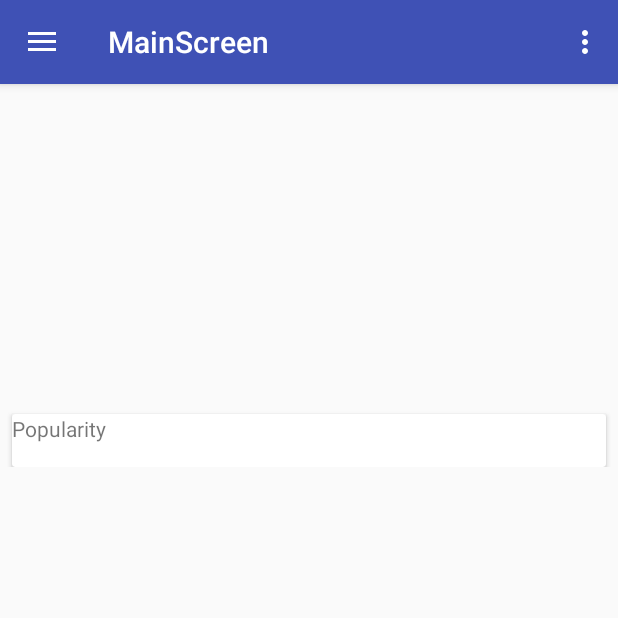
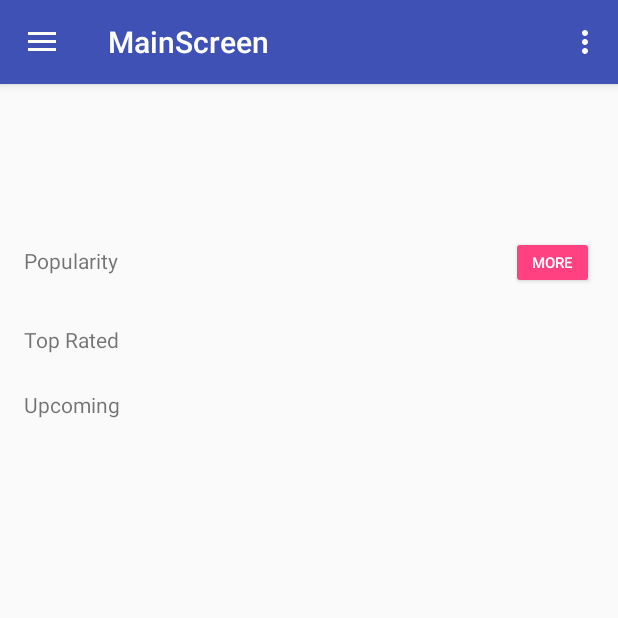
Before and after one commit to RMADevelop/FilmsClient, an Android app: the fragment Main placed in its activity, on a phone screen of 412 x 824 dp, the top half of it. Run offline under Robolectric (Android 15) with nearby library versions, the phone set to English and light mode, and no system bars; our stand-ins replace Room's generated code, RxJava; network calls fail; pictures from the network do not load.

Commit message:
fix layout main

```diff
--- a/app/src/main/java/com/example/roma/filmsclient/data/source/DataSource.java
+++ b/app/src/main/java/com/example/roma/filmsclient/data/source/DataSource.java
@@ -20,6 +20,10 @@ public interface DataSource {
 
     Single<Movie> loadPopular();
 
+    Single<Movie> loadTopRated();
+
+    Single<Movie> loadUpcoming();
+
     Maybe<FilmDetail> getFilmInfo(int id);
 
     Single<Movie> loadRecommended(int id);
--- a/app/src/main/java/com/example/roma/filmsclient/data/source/Repository.java
+++ b/app/src/main/java/com/example/roma/filmsclient/data/source/Repository.java
@@ -57,6 +57,16 @@ public class Repository implements DataSource {
     }
 
     @Override
+    public Single<Movie> loadTopRated() {
+        return remote.loadTopRated();
+    }
+
+    @Override
+    public Single<Movie> loadUpcoming() {
+        return remote.loadUpcoming();
+    }
+
+    @Override
     public Maybe<FilmDetail> getFilmInfo(int id) {
         return Maybe.concat(
                 local.getFilmInfo(id),
--- a/app/src/main/java/com/example/roma/filmsclient/data/source/local/LocalSource.java
+++ b/app/src/main/java/com/example/roma/filmsclient/data/source/local/LocalSource.java
@@ -43,6 +43,16 @@ public class LocalSource implements DataSource {
     }
 
     @Override
+    public Single<Movie> loadTopRated() {
+        return null;
+    }
+
+    @Override
+    public Single<Movie> loadUpcoming() {
+        return null;
+    }
+
+    @Override
     public Maybe<FilmDetail> getFilmInfo(int id) {
         Log.v("remoteLocal", "getLocal");
         return dao.getFilmInfo(id);
--- a/app/src/main/java/com/example/roma/filmsclient/data/source/remote/RemoteSource.java
+++ b/app/src/main/java/com/example/roma/filmsclient/data/source/remote/RemoteSource.java
@@ -56,6 +56,18 @@ public class RemoteSource implements DataSource {
     }
 
     @Override
+    public Single<Movie> loadTopRated() {
+        return retrofit.create(Server.class)
+                .getTopRated();
+    }
+
+    @Override
+    public Single<Movie> loadUpcoming() {
+        return retrofit.create(Server.class)
+                .getUpcoming();
+    }
+
+    @Override
     public Maybe<FilmDetail> getFilmInfo(int id) {
 
         Log.v("remoteLocal", "fetch film");
--- a/app/src/main/java/com/example/roma/filmsclient/fclient/main/main/Main.java
+++ b/app/src/main/java/com/example/roma/filmsclient/fclient/main/main/Main.java
@@ -18,7 +18,6 @@ import com.example.roma.filmsclient.fclient.main.main.adapters.ViewPagerAdapter;
 import com.example.roma.filmsclient.pojo.Result;
 import com.example.roma.filmsclient.utils.Injection;
 
-import java.util.Collection;
 import java.util.Collections;
 import java.util.List;
 
@@ -36,7 +35,19 @@ public class Main extends Fragment implements MainContract.View {
         }
     };
 
-    private MainContract.RecyclerViewListener listenerRV = new MainContract.RecyclerViewListener() {
+    private MainContract.RecyclerViewListener listenerPopular = new MainContract.RecyclerViewListener() {
+        @Override
+        public void itemClick(int id) {
+            presenter.setFilmForActivity(id);
+        }
+    };
+    private MainContract.RecyclerViewListener listenerTopRated = new MainContract.RecyclerViewListener() {
+        @Override
+        public void itemClick(int id) {
+            presenter.setFilmForActivity(id);
+        }
+    };
+    private MainContract.RecyclerViewListener listenerUpcoming = new MainContract.RecyclerViewListener() {
         @Override
         public void itemClick(int id) {
             presenter.setFilmForActivity(id);
@@ -48,8 +59,13 @@ public class Main extends Fragment implements MainContract.View {
     private ViewPagerAdapter adapter;
 
     private RecyclerView popularityRecycler;
+    private RecyclerView topRatedRecycler;
+    private RecyclerView upcommingRecycler;
+
 
     private AdapterPopularityRecyclerView adapterPopularity;
+    private AdapterPopularityRecyclerView adapterTopRated;
+    private AdapterPopularityRecyclerView adapterUpcoming;
 
     public Main() {
         // Required empty public constructor
@@ -64,6 +80,8 @@ public class Main extends Fragment implements MainContract.View {
         presenter = new MainPresenter(Injection.provideRepository(getActivity()), this);
         initViewPager(view);
         initPopularity(view);
+        initTopRated(view);
+        initUpcomming(view);
         presenter.subscribe();
         return view;
     }
@@ -72,13 +90,32 @@ public class Main extends Fragment implements MainContract.View {
     public void onStart() {
         super.onStart();
         presenter.getPopular();
+        presenter.getTopRated();
+        presenter.getUpcoming();
     }
+
+    private void initTopRated(View view) {
+        topRatedRecycler = (RecyclerView) view.findViewById(R.id.top_rated_recycler);
+        topRatedRecycler.setLayoutManager(new LinearLayoutManager(getContext(), LinearLayoutManager.HORIZONTAL, false));
+
+        adapterTopRated = new AdapterPopularityRecyclerView(getContext(), Collections.<Result>emptyList(), listenerTopRated);
+        topRatedRecycler.setAdapter(adapterTopRated);
+    }
+
+    private void initUpcomming(View view) {
+        upcommingRecycler = (RecyclerView) view.findViewById(R.id.upcoming_recycler);
+        upcommingRecycler.setLayoutManager(new LinearLayoutManager(getContext(), LinearLayoutManager.HORIZONTAL, false));
+
+        adapterUpcoming = new AdapterPopularityRecyclerView(getContext(), Collections.<Result>emptyList(), listenerUpcoming);
+        upcommingRecycler.setAdapter(adapterUpcoming);
+    }
+
 
     private void initPopularity(View view) {
         popularityRecycler = (RecyclerView) view.findViewById(R.id.popularity_recycler);
         popularityRecycler.setLayoutManager(new LinearLayoutManager(getContext(), LinearLayoutManager.HORIZONTAL, false));
 
-        adapterPopularity = new AdapterPopularityRecyclerView(getContext(), Collections.<Result>emptyList(), listenerRV);
+        adapterPopularity = new AdapterPopularityRecyclerView(getContext(), Collections.<Result>emptyList(), listenerPopular);
         popularityRecycler.setAdapter(adapterPopularity);
     }
 
@@ -128,4 +165,14 @@ public class Main extends Fragment implements MainContract.View {
     public void showPopular(List<Result> films) {
         adapterPopularity.setList(films);
     }
+
+    @Override
+    public void showTopRated(List<Result> films) {
+        adapterTopRated.setList(films);
+    }
+
+    @Override
+    public void showUpcoming(List<Result> films) {
+        adapterUpcoming.setList(films);
+    }
 }
--- a/app/src/main/java/com/example/roma/filmsclient/fclient/main/main/MainContract.java
+++ b/app/src/main/java/com/example/roma/filmsclient/fclient/main/main/MainContract.java
@@ -17,6 +17,10 @@ public interface MainContract {
         void startActivity(int id);
 
         void showPopular(List<Result> films);
+
+        void showTopRated(List<Result> films);
+
+        void showUpcoming(List<Result> films);
     }
 
     interface Presenter extends BasePresenter {
@@ -24,6 +28,10 @@ public interface MainContract {
         void setFilmForActivity(int position);
 
         void getPopular();
+
+        void getTopRated();
+
+        void getUpcoming();
     }
 
     interface MainListener {
@@ -34,7 +42,7 @@ public interface MainContract {
         void setPosition(int id);
     }
 
-    interface RecyclerViewListener{
+    interface RecyclerViewListener {
         void itemClick(int id);
     }
 }
--- a/app/src/main/java/com/example/roma/filmsclient/fclient/main/main/MainPresenter.java
+++ b/app/src/main/java/com/example/roma/filmsclient/fclient/main/main/MainPresenter.java
@@ -54,7 +54,7 @@ public class MainPresenter implements MainContract.Presenter {
 
     @Override
     public void setFilmForActivity(int position) {
-        view.startActivity(popularFilms.get(position).getId());
+        view.startActivity(position);
     }
 
     @Override
@@ -82,4 +82,52 @@ public class MainPresenter implements MainContract.Presenter {
                 });
 
     }
+
+    @Override
+    public void getTopRated() {
+        repository.loadTopRated()
+                .subscribeOn(Schedulers.io())
+                .map(new Function<Movie, List<Result>>() {
+                    @Override
+                    public List<Result> apply(@NonNull Movie movie) throws Exception {
+                        return movie.getResults();
+                    }
+                })
+                .observeOn(AndroidSchedulers.mainThread())
+                .subscribeWith(new DisposableSingleObserver<List<Result>>() {
+                    @Override
+                    public void onSuccess(@NonNull List<Result> results) {
+                        view.showTopRated(results);
+                    }
+
+                    @Override
+                    public void onError(@NonNull Throwable e) {
+                        e.printStackTrace();
+                    }
+                });
+    }
+
+    @Override
+    public void getUpcoming() {
+        repository.loadUpcoming()
+                .subscribeOn(Schedulers.io())
+                .map(new Function<Movie, List<Result>>() {
+                    @Override
+                    public List<Result> apply(@NonNull Movie movie) throws Exception {
+                        return movie.getResults();
+                    }
+                })
+                .observeOn(AndroidSchedulers.mainThread())
+                .subscribeWith(new DisposableSingleObserver<List<Result>>() {
+                    @Override
+                    public void onSuccess(@NonNull List<Result> results) {
+                        view.showUpcoming(results);
+                    }
+
+                    @Override
+                    public void onError(@NonNull Throwable e) {
+                        e.printStackTrace();
+                    }
+                });
+    }
 }
--- a/app/src/main/java/com/example/roma/filmsclient/fclient/main/main/adapters/AdapterPopularityRecyclerView.java
+++ b/app/src/main/java/com/example/roma/filmsclient/fclient/main/main/adapters/AdapterPopularityRecyclerView.java
@@ -62,7 +62,7 @@ public class AdapterPopularityRecyclerView extends RecyclerView.Adapter<AdapterP
             itemView.setOnClickListener(new View.OnClickListener() {
                 @Override
                 public void onClick(View v) {
-                    listener.itemClick(getAdapterPosition());
+                    listener.itemClick(films.get(getAdapterPosition()).getId());
                 }
             });
         }
--- a/app/src/main/java/com/example/roma/filmsclient/retrofit/Server.java
+++ b/app/src/main/java/com/example/roma/filmsclient/retrofit/Server.java
@@ -38,6 +38,15 @@ public interface Server {
     @GET("movie/now_playing?api_key=0a94b53a493baafc9c1434714336e957&language=en-US&page=1")
     Single<Movie> getMovie();
 
+    @GET("movie/popular?api_key=0a94b53a493baafc9c1434714336e957&language=en-US&page=1")
+    Single<Movie> getPopular();
+
+    @GET("movie/top_rated?api_key=0a94b53a493baafc9c1434714336e957&language=en-US&page=1")
+    Single<Movie> getTopRated();
+
+    @GET("movie/upcoming?api_key=0a94b53a493baafc9c1434714336e957&language=en-US&page=1")
+    Single<Movie> getUpcoming();
+
     @GET("movie/now_playing")
     Single<Movie> getMoviewNowShow(@Query("api_key") String key,
                                    @Query("language") String lang,
@@ -46,8 +55,7 @@ public interface Server {
     @GET("movie/{movie_id}/recommendations?api_key=0a94b53a493baafc9c1434714336e957&language=en-US&page=1")
     Single<Movie> getRecommended(@Path("movie_id") int id);
 
-    @GET("movie/popular?api_key=0a94b53a493baafc9c1434714336e957&language=en-US&page=1")
-    Single<Movie> getPopular();
+
 
     @GET("movie/{movie_id}?api_key=" + API_v3)
     Maybe<FilmDetail> getFilmInfo(@Path("movie_id") int idd);
--- a/app/src/main/res/layout/fragment_main.xml
+++ b/app/src/main/res/layout/fragment_main.xml
@@ -22,33 +22,25 @@
             <android.support.v4.view.ViewPager
                 android:id="@+id/view_pager_main"
                 android:layout_width="0dp"
-                android:layout_height="220dp"
+                android:layout_height="100dp"
                 app:layout_constraintLeft_toLeftOf="parent"
                 app:layout_constraintRight_toRightOf="parent"
                 app:layout_constraintTop_toTopOf="parent"
                 tools:layout_height="100dp">
 
             </android.support.v4.view.ViewPager>
-<android.support.v7.widget.CardView
-    android:layout_width="0dp"
-    android:layout_height="wrap_content"
-    app:layout_constraintTop_toBottomOf="@+id/view_pager_main"
-    android:layout_marginRight="8dp"
-    app:layout_constraintRight_toRightOf="parent"
-    android:layout_marginLeft="8dp"
-    app:layout_constraintLeft_toLeftOf="parent">
+
                 <include
                     android:id="@+id/include"
 
                     layout="@layout/fragment_main_item_recycler_popular"
-        android:layout_width="match_parent"
+                    android:layout_width="0dp"
                     android:layout_height="wrap_content"
                     app:layout_constraintLeft_toLeftOf="parent"
                     app:layout_constraintRight_toRightOf="parent"
                     app:layout_constraintTop_toBottomOf="@+id/view_pager_main">
 
                 </include>
-</android.support.v7.widget.CardView>
 
         </android.support.constraint.ConstraintLayout>
     </android.support.v4.widget.NestedScrollView>
--- a/app/src/main/res/layout/fragment_main_item_recycler_popular.xml
+++ b/app/src/main/res/layout/fragment_main_item_recycler_popular.xml
@@ -1,22 +1,92 @@
 <?xml version="1.0" encoding="utf-8"?>
-<LinearLayout xmlns:android="http://schemas.android.com/apk/res/android"
+<android.support.constraint.ConstraintLayout xmlns:android="http://schemas.android.com/apk/res/android"
+    xmlns:app="http://schemas.android.com/apk/res-auto"
     xmlns:tools="http://schemas.android.com/tools"
     android:layout_width="match_parent"
     android:layout_height="wrap_content"
     android:layout_marginBottom="8dp"
+    android:layout_marginEnd="8dp"
+    android:layout_marginStart="8dp"
     android:layout_marginTop="8dp"
     android:orientation="vertical">
 
     <TextView
+        android:id="@+id/textView5"
         android:layout_width="wrap_content"
         android:layout_height="wrap_content"
-        android:text="Popularity" />
+        android:layout_marginStart="16dp"
+        android:text="Popularity"
+        app:layout_constraintLeft_toLeftOf="parent"
+        android:layout_marginLeft="16dp"
+        app:layout_constraintTop_toTopOf="parent"
+        android:layout_marginTop="8dp" />
+
+    <Button
+        style="@style/Button_more"
+        android:layout_width="55dp"
+        android:layout_height="35dp"
+        android:layout_marginRight="16dp"
+        android:layout_marginTop="0dp"
+        app:layout_constraintHorizontal_bias="1.0"
+        app:layout_constraintLeft_toRightOf="@+id/textView5"
+        app:layout_constraintRight_toRightOf="parent"
+        app:layout_constraintTop_toTopOf="@+id/textView5"
+        app:layout_constraintBottom_toBottomOf="@+id/textView5"
+        android:layout_marginBottom="0dp"
+        android:id="@+id/button"
+        app:layout_constraintVertical_bias="0.444" />
+
 
     <android.support.v7.widget.RecyclerView
         android:id="@+id/popularity_recycler"
-        android:layout_width="match_parent"
+        android:layout_width="0dp"
         android:layout_height="wrap_content"
+        android:layout_marginLeft="8dp"
+        app:layout_constraintLeft_toLeftOf="parent"
+        tools:layout_height="50dp"
+        android:layout_marginTop="8dp"
+        app:layout_constraintTop_toBottomOf="@+id/button" />
+
+    <TextView
+        android:id="@+id/textView6"
+        android:layout_width="wrap_content"
+        android:layout_height="wrap_content"
+        android:layout_marginLeft="16dp"
         android:layout_marginTop="16dp"
+        android:text="Top Rated"
+
+        app:layout_constraintLeft_toLeftOf="parent"
+        app:layout_constraintTop_toBottomOf="@+id/popularity_recycler" />
+
+
+    <TextView
+        android:id="@+id/textView7"
+        android:layout_width="wrap_content"
+        android:layout_height="wrap_content"
+        android:layout_marginLeft="16dp"
+        android:layout_marginTop="16dp"
+        android:text="Upcoming"
+        app:layout_constraintLeft_toLeftOf="parent"
+        app:layout_constraintTop_toBottomOf="@+id/top_rated_recycler" />
+
+    <android.support.v7.widget.RecyclerView
+        android:id="@+id/upcoming_recycler"
+        android:layout_width="0dp"
+        android:layout_height="wrap_content"
+        android:layout_marginLeft="8dp"
+        android:layout_marginTop="8dp"
+        app:layout_constraintLeft_toLeftOf="parent"
+        app:layout_constraintTop_toBottomOf="@+id/textView7"
         tools:layout_height="50dp" />
 
-</LinearLayout>
+    <android.support.v7.widget.RecyclerView
+        android:id="@+id/top_rated_recycler"
+        android:layout_width="0dp"
+        android:layout_height="wrap_content"
+        android:layout_marginLeft="8dp"
+        android:layout_marginTop="8dp"
+        app:layout_constraintLeft_toLeftOf="parent"
+        app:layout_constraintTop_toBottomOf="@+id/textView6"
+        tools:layout_height="50dp" />
+
+</android.support.constraint.ConstraintLayout>
--- a/app/src/main/res/layout/recycler_film_card_min.xml
+++ b/app/src/main/res/layout/recycler_film_card_min.xml
@@ -1,40 +1,41 @@
 <?xml version="1.0" encoding="utf-8"?>
 <android.support.v7.widget.CardView xmlns:android="http://schemas.android.com/apk/res/android"
+    xmlns:app="http://schemas.android.com/apk/res-auto"
+    xmlns:tools="http://schemas.android.com/tools"
     android:layout_width="wrap_content"
     android:layout_height="wrap_content"
-    android:layout_marginStart="16dp"
-    android:layout_marginEnd="16dp"
-    app:cardCornerRadius="2dp"
-    xmlns:app="http://schemas.android.com/apk/res-auto"
-    xmlns:tools="http://schemas.android.com/tools">
+    android:layout_marginEnd="8dp"
+    android:layout_marginStart="0dp"
+    android:layout_marginTop="3dp"
+    android:layout_marginBottom="3dp"
+    android:elevation="6dp"
+    app:cardCornerRadius="2dp">
 
     <android.support.constraint.ConstraintLayout
-        android:layout_height="wrap_content"
-        android:layout_width="wrap_content">
+        android:layout_width="wrap_content"
+        android:layout_height="wrap_content">
 
         <ImageView
             android:id="@+id/recycler_film_card_min_poster"
+            android:layout_width="wrap_content"
             android:layout_height="wrap_content"
-            android:layout_width="wrap_content"
             app:layout_constraintLeft_toLeftOf="parent"
             app:layout_constraintTop_toTopOf="parent"
             tools:layout_height="150dp"
-            tools:layout_width="150dp"/>
+            tools:layout_width="150dp" />
 
         <TextView
-            android:background="@color/overlay"
             android:id="@+id/recycler_film_card_min_tittle"
+            android:layout_width="0dp"
             android:layout_height="30dp"
             android:gravity="start|center"
-            android:layout_width="0dp"
             android:maxHeight="50dp"
-            android:layout_marginStart="4dp"
+            android:paddingStart="8dp"
             android:text="title"
-            android:textColor="@color/white"
             android:textSize="10sp"
-            app:layout_constraintBottom_toBottomOf="@+id/recycler_film_card_min_poster"
-            app:layout_constraintLeft_toLeftOf="@+id/recycler_film_card_min_poster"
-            app:layout_constraintRight_toRightOf="@+id/recycler_film_card_min_poster" />
+            app:layout_constraintLeft_toLeftOf="parent"
+            app:layout_constraintRight_toRightOf="parent"
+            app:layout_constraintTop_toBottomOf="@+id/recycler_film_card_min_poster" />
 
     </android.support.constraint.ConstraintLayout>
 </android.support.v7.widget.CardView>
--- a/app/src/main/res/values/styles.xml
+++ b/app/src/main/res/values/styles.xml
@@ -17,4 +17,10 @@
 
     <style name="AppTheme.PopupOverlay" parent="ThemeOverlay.AppCompat.Light"/>
 
+
+    <style name="Button_more" parent="Widget.AppCompat.Button.Colored">
+        <item name="android:textSize">10sp</item>
+        <item name="android:text">MORE</item>
+    </style>
+
 </resources>
```
Lines whose indentation alone changed are shown as unchanged.
